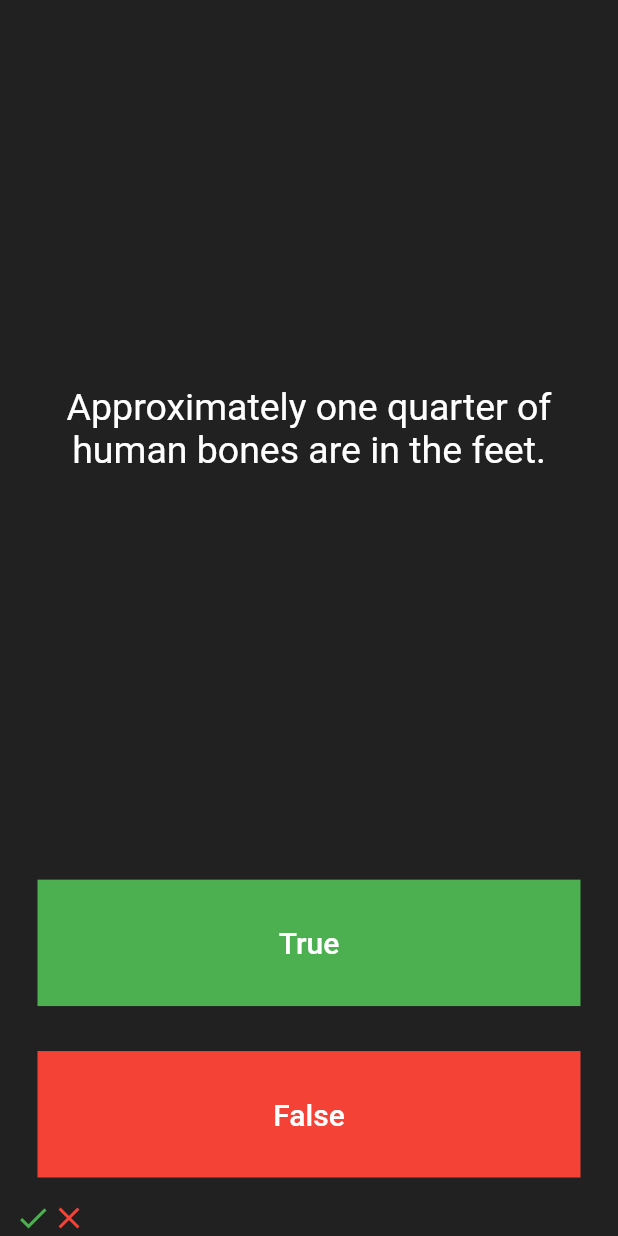
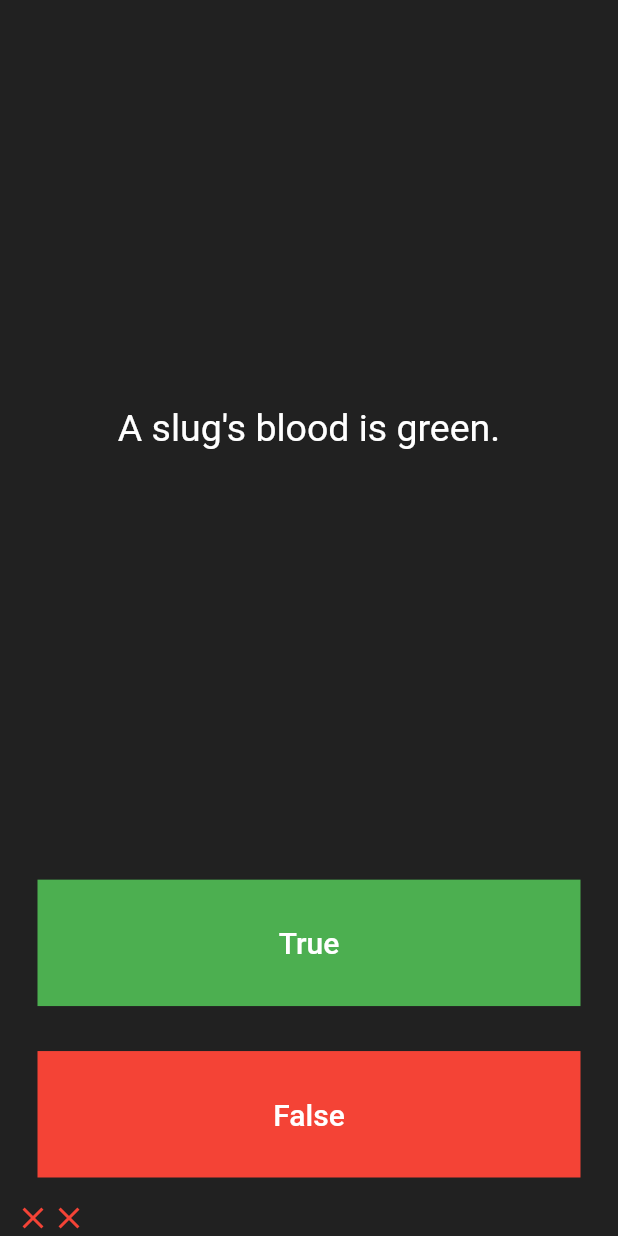
Before and after one commit to karanrana097/quizze_App, a Flutter app: the screen it shows after launch, after a tap on "True", after a tap on "False", on a phone screen of 412 x 824 dp. Run offline on Flutter 3.47's test engine with Material 2 defaults, Android fonts, the phone set to English and light mode, and no system bars.

Commit message:
Taking it to end

```diff
--- a/lib/main.dart
+++ b/lib/main.dart
@@ -32,6 +32,19 @@
 
 class _QuizPageState extends State<QuizPage> {
   List<Icon> scorekeeper=[];
+
+  void chekAns(bool userPickedAns){
+    bool correctAns = quizBrain.getAns();
+    setState((){
+    if(correctAns==userPickedAns){
+      scorekeeper.add(Icon(Icons.check, color: Colors.green));
+    }
+    else{
+      scorekeeper.add(Icon(Icons.close, color: Colors.red));
+    }
+      quizBrain.nextques();
+      });
+  }
 
 
   @override
@@ -71,22 +84,16 @@
                 ),
                 onPressed: () {
                   quizBrain.nextques();
-                  bool correctAns = quizBrain.getAns();
-                  if(correctAns==true){
-                    print('User got it right');
-                  }
-                  else{
-                    print('User got it wrong');
-                  }
+                  chekAns(true);
 
-                  setState(() {
-                    scorekeeper.add(
-                      const Icon(
-                        Icons.check,
-                        color: Colors.green,
-                      ),
-                    );
-                  });
+                  // setState(() {
+                  //   scorekeeper.add(
+                  //     const Icon(
+                  //       Icons.check,
+                  //       color: Colors.green,
+                  //     ),
+                  //   );
+                  // });
                 },
               ),
             ),
@@ -106,19 +113,15 @@
                   ),
                 ),
                 onPressed: () {
-                  quizBrain.nextques();
-                  bool correcAns = quizBrain.getAns();
-                  if(correcAns==false){
-                    print('User got it right');
-                  }
-                  setState(() {
-                    scorekeeper.add(
-                      const Icon(
-                        Icons.close,
-                        color: Colors.red,
-                      ),
-                    );
-                  });
+                  chekAns(false);
+                  // setState(() {
+                  //   scorekeeper.add(
+                  //     const Icon(
+                  //       Icons.close,
+                  //       color: Colors.red,
+                  //     ),
+                  //   );
+                  // });
 
                 },
               ),
--- a/lib/quiz_brain.dart
+++ b/lib/quiz_brain.dart
@@ -23,7 +23,7 @@ class Quizbrain{
         'In West Virginia, USA, if you accidentally hit an animal with your car, you are free to take it home to eat.',a: true),
   ];
   void nextques(){
-    if(_quesno<_questionBank.length){
+    if(_quesno<_questionBank.length-1){
       _quesno++;
     }
 
```
